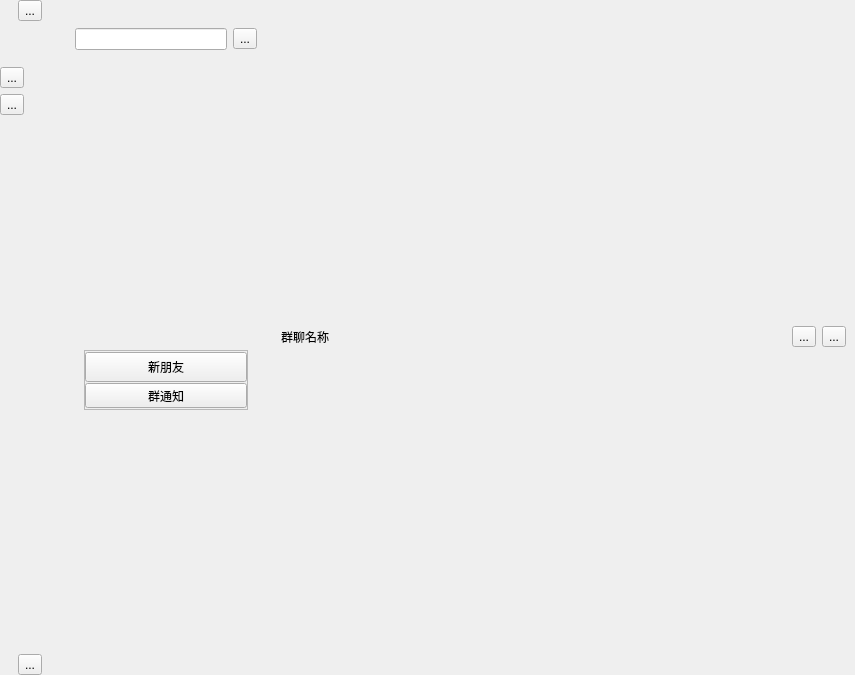
Above: chatroom/chatroom/menu2.ui from Ph0m1/xupt-linux-plan before the change. Below: the same form after it.
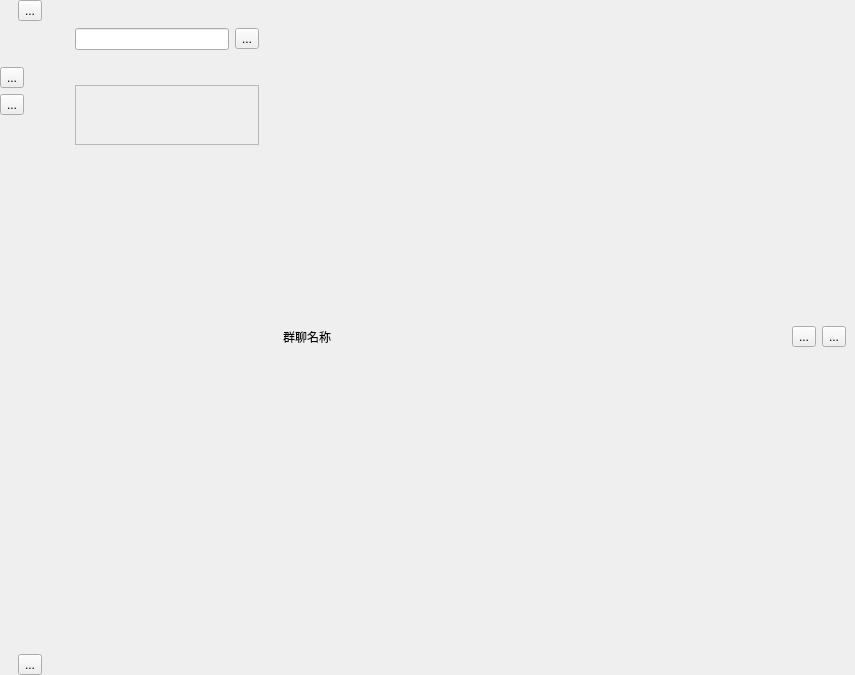
That is the form after the change. Icons and pictures are not drawn.

Diff of the .ui file:
```diff
--- a/chatroom/chatroom/menu2.ui
+++ b/chatroom/chatroom/menu2.ui
@@ -245,7 +245,7 @@
         </property>
         <property name="maximumSize">
          <size>
-          <width>200</width>
+          <width>250</width>
           <height>16777215</height>
          </size>
         </property>
@@ -307,7 +307,28 @@
             </property>
             <item>
              <widget class="QWidget" name="listWidget" native="true">
-              <layout class="QVBoxLayout" name="listLayout">
+              <property name="minimumSize">
+               <size>
+                <width>100</width>
+                <height>0</height>
+               </size>
+              </property>
+              <layout class="QVBoxLayout" name="listLayout_1">
+               <property name="spacing">
+                <number>0</number>
+               </property>
+               <property name="leftMargin">
+                <number>0</number>
+               </property>
+               <property name="topMargin">
+                <number>0</number>
+               </property>
+               <property name="rightMargin">
+                <number>0</number>
+               </property>
+               <property name="bottomMargin">
+                <number>0</number>
+               </property>
                <item>
                 <widget class="QFrame" name="frame">
                  <property name="sizePolicy">
@@ -318,7 +339,7 @@
                  </property>
                  <property name="minimumSize">
                   <size>
-                   <width>0</width>
+                   <width>100</width>
                    <height>60</height>
                   </size>
                  </property>
@@ -350,50 +371,27 @@
                   <property name="bottomMargin">
                    <number>0</number>
                   </property>
-                  <item>
-                   <widget class="QToolButton" name="toolButton_3">
-                    <property name="sizePolicy">
-                     <sizepolicy hsizetype="Preferred" vsizetype="Fixed">
-                      <horstretch>0</horstretch>
-                      <verstretch>0</verstretch>
-                     </sizepolicy>
-                    </property>
-                    <property name="minimumSize">
-                     <size>
-                      <width>100</width>
-                      <height>30</height>
-                     </size>
-                    </property>
-                    <property name="maximumSize">
-                     <size>
-                      <width>16777215</width>
-                      <height>30</height>
-                     </size>
-                    </property>
-                    <property name="text">
-                     <string>新朋友</string>
-                    </property>
-                   </widget>
-                  </item>
-                  <item>
-                   <widget class="QToolButton" name="toolButton">
-                    <property name="sizePolicy">
-                     <sizepolicy hsizetype="Preferred" vsizetype="Fixed">
-                      <horstretch>0</horstretch>
-                      <verstretch>0</verstretch>
-                     </sizepolicy>
-                    </property>
-                    <property name="minimumSize">
-                     <size>
-                      <width>100</width>
-                      <height>0</height>
-                     </size>
-                    </property>
-                    <property name="text">
-                     <string>群通知</string>
-                    </property>
-                   </widget>
-                  </item>
+                 </layout>
+                </widget>
+               </item>
+               <item>
+                <widget class="QWidget" name="widget_9" native="true">
+                 <layout class="QVBoxLayout" name="listLayout">
+                  <property name="spacing">
+                   <number>0</number>
+                  </property>
+                  <property name="leftMargin">
+                   <number>0</number>
+                  </property>
+                  <property name="topMargin">
+                   <number>0</number>
+                  </property>
+                  <property name="rightMargin">
+                   <number>0</number>
+                  </property>
+                  <property name="bottomMargin">
+                   <number>0</number>
+                  </property>
                  </layout>
                 </widget>
                </item>
```
Left out of the diff: 2 changed lines with no effect on the pictures.
